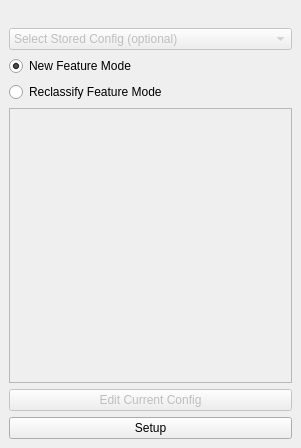
dsgoficial/DsgTools, file ProductionTools/FieldToolBox/field_toolbox.ui: the form before one commit.
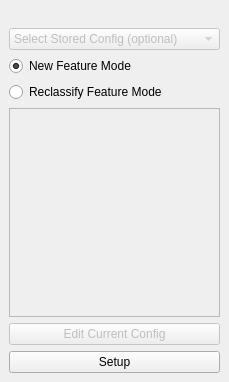
The form after the commit. Custom widgets are drawn as their Qt base class.

Diff of the .ui file:
```diff
--- a/ProductionTools/FieldToolBox/field_toolbox.ui
+++ b/ProductionTools/FieldToolBox/field_toolbox.ui
@@ -6,8 +6,8 @@
    <rect>
     <x>0</x>
     <y>0</y>
-    <width>301</width>
-    <height>448</height>
+    <width>229</width>
+    <height>382</height>
    </rect>
   </property>
   <property name="windowTitle">
@@ -55,6 +55,12 @@
     </item>
     <item row="5" column="0" colspan="2">
      <widget class="QScrollArea" name="scrollArea">
+      <property name="sizePolicy">
+       <sizepolicy hsizetype="Minimum" vsizetype="MinimumExpanding">
+        <horstretch>0</horstretch>
+        <verstretch>0</verstretch>
+       </sizepolicy>
+      </property>
       <property name="widgetResizable">
        <bool>true</bool>
       </property>
@@ -63,8 +69,8 @@
         <rect>
          <x>0</x>
          <y>0</y>
-         <width>281</width>
-         <height>210</height>
+         <width>209</width>
+         <height>144</height>
         </rect>
        </property>
        <layout class="QGridLayout" name="gridLayout_2"/>
```
Left out of the diff: 2 changed lines with no effect on the pictures.
